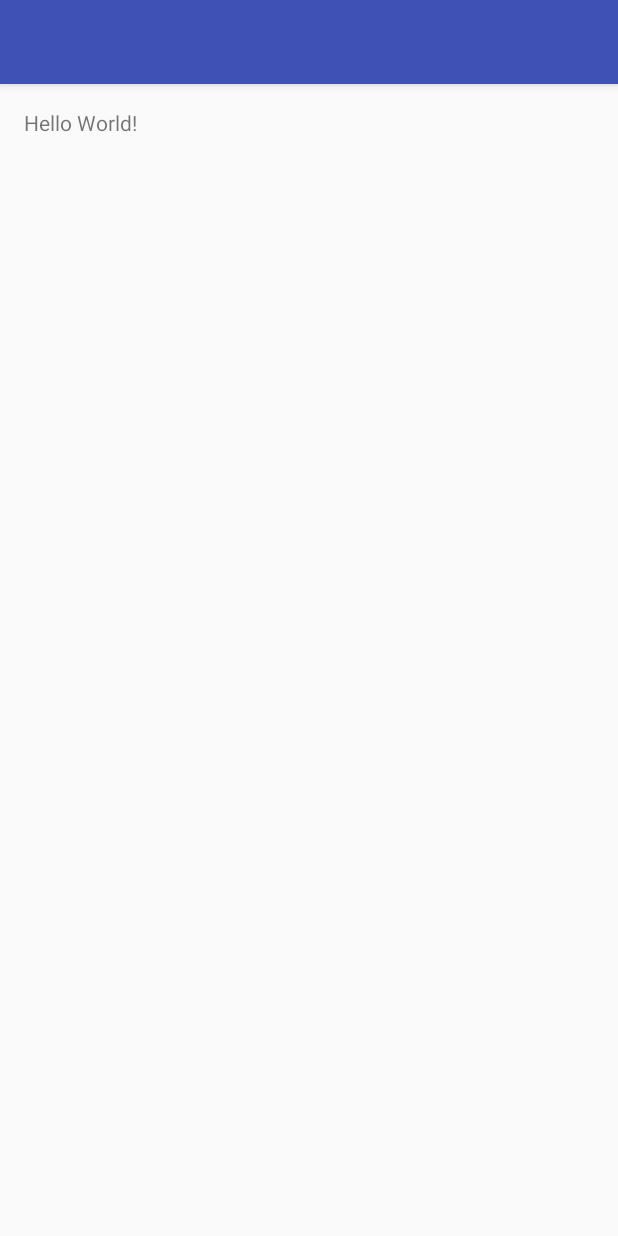
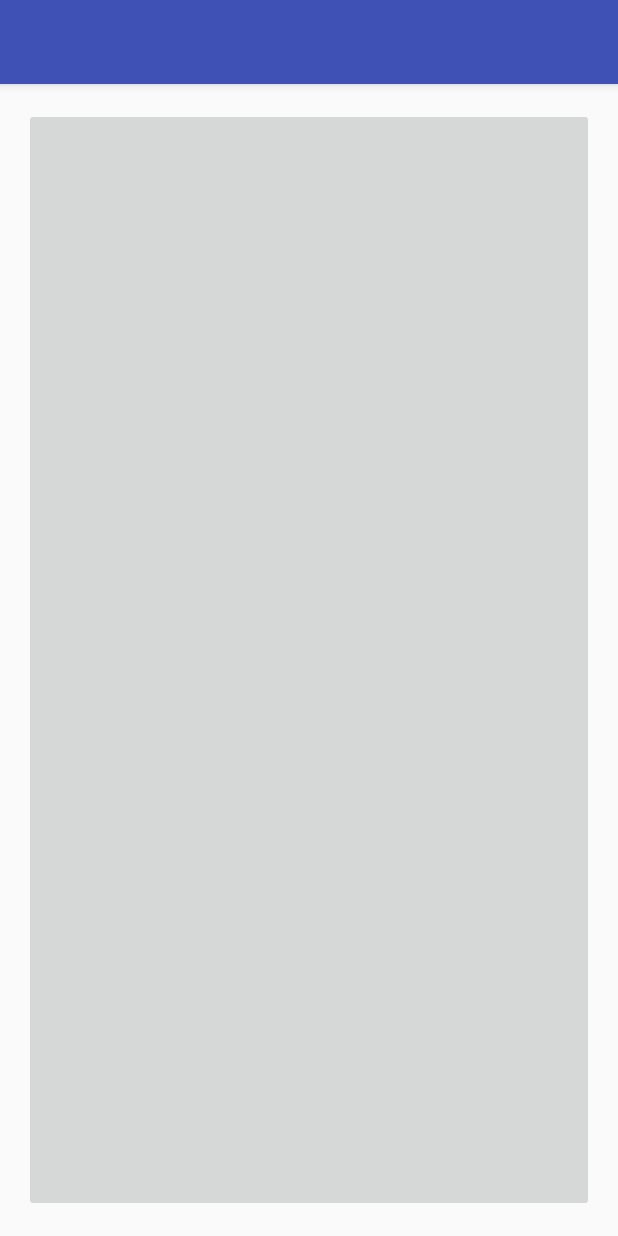
Before and after one commit to AmityJang/RemoteControlCar, an Android app: the screen it shows after launch (MainActivity), on a phone screen of 412 x 824 dp. Run offline under Robolectric (Android 15) with nearby library versions, the phone set to English and light mode, and no system bars.

Commit message:
add permission and add imagebutton

```diff
--- a/app/src/main/AndroidManifest.xml
+++ b/app/src/main/AndroidManifest.xml
@@ -1,7 +1,8 @@
 <?xml version="1.0" encoding="utf-8"?>
 <manifest xmlns:android="http://schemas.android.com/apk/res/android"
     package="com.example.ping.remotecontrolcar" >
-
+    <uses-permission android:name="android.permission.BLUETOOTH" />
+    <uses-permission android:name="android.permission.BLUETOOTH_ADMIN" />
     <application
         android:allowBackup="true"
         android:icon="@mipmap/ic_launcher"
--- a/app/src/main/res/layout/activity_main.xml
+++ b/app/src/main/res/layout/activity_main.xml
@@ -6,6 +6,8 @@
     android:paddingTop="@dimen/activity_vertical_margin"
     android:paddingBottom="@dimen/activity_vertical_margin" tools:context=".MainActivity">
 
-    <TextView android:text="Hello World!" android:layout_width="wrap_content"
-        android:layout_height="wrap_content" />
+    <ImageButton
+        android:layout_width="match_parent"
+        android:layout_height="match_parent"
+        android:id="@+id/imageButton"/>
 </RelativeLayout>
```
